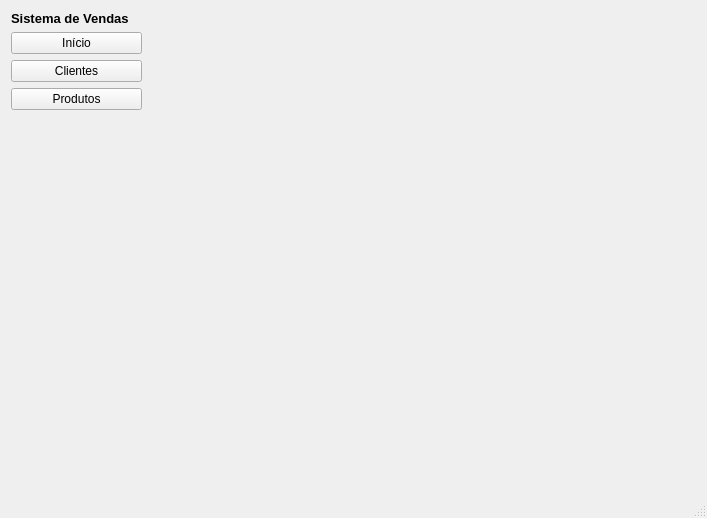
First picture: the form in view/main_window.ui, repository HarukiReiss/Gerenciador_de_Vendas, before the edit.
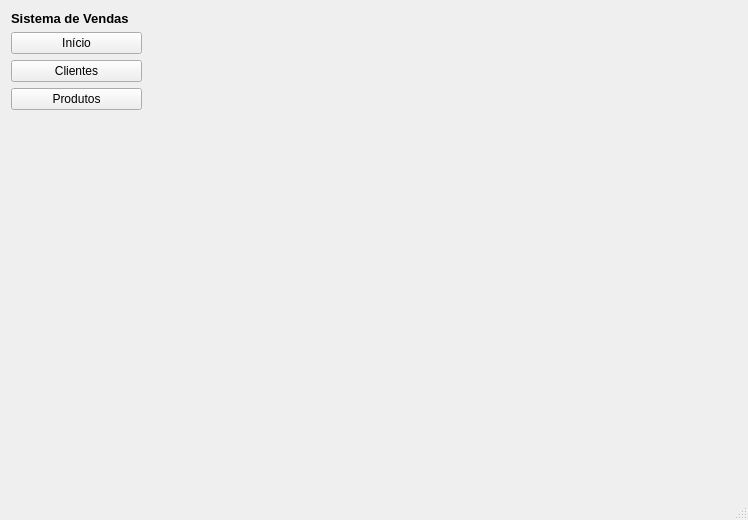
Second picture: the form after the edit. Icons and pictures are not drawn.

Diff of the .ui file:
```diff
--- a/view/main_window.ui
+++ b/view/main_window.ui
@@ -6,8 +6,8 @@
    <rect>
     <x>0</x>
     <y>0</y>
-    <width>707</width>
-    <height>518</height>
+    <width>748</width>
+    <height>520</height>
    </rect>
   </property>
   <property name="windowTitle">
@@ -17,9 +17,9 @@
    <widget class="QStackedWidget" name="painel_principal">
     <property name="geometry">
      <rect>
-      <x>170</x>
+      <x>160</x>
       <y>9</y>
-      <width>511</width>
+      <width>571</width>
       <height>461</height>
      </rect>
     </property>
@@ -29,7 +29,7 @@
     <widget class="QWidget" name="page"/>
     <widget class="QWidget" name="page_2"/>
    </widget>
-   <widget class="QWidget" name="">
+   <widget class="QWidget" name="layoutWidget">
     <property name="geometry">
      <rect>
       <x>11</x>
```
Left out of the diff: 2 changed lines with no effect on the pictures.
